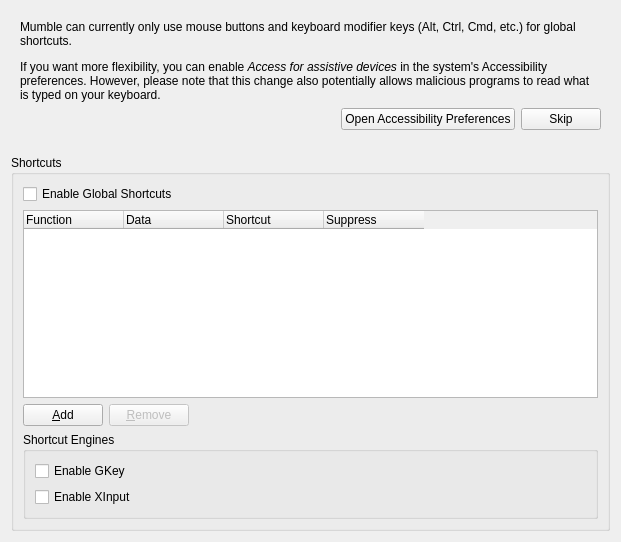
Above: src/mumble/GlobalShortcut.ui from mkrautz/mumble before the change. Below: the same form after it.
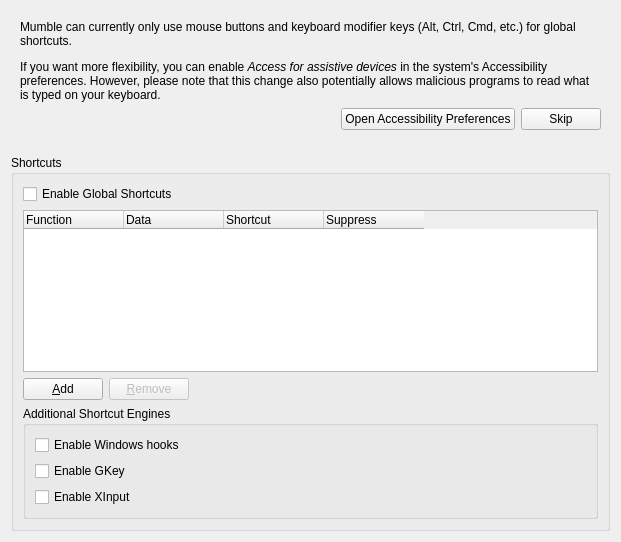
That is the form after the change.

Commit message: GlobalShortcut: add ability to configure winhooks.

Patch:
```diff
--- a/src/mumble/GlobalShortcut.ui
+++ b/src/mumble/GlobalShortcut.ui
@@ -212,9 +212,19 @@
          <string>&lt;p&gt;This section allows you to configure the availability of additional GlobalShortcut engines.&lt;/p&gt;</string>
         </property>
         <property name="title">
-         <string>Shortcut Engines</string>
+         <string>Additional Shortcut Engines</string>
         </property>
         <layout class="QVBoxLayout" name="verticalLayout_5">
+         <item>
+          <widget class="QCheckBox" name="qcbEnableWinHooks">
+           <property name="whatsThis">
+            <string>This setting enables the Windows hooks shortcut engine.</string>
+           </property>
+           <property name="text">
+            <string>Enable Windows hooks</string>
+           </property>
+          </widget>
+         </item>
          <item>
           <widget class="QCheckBox" name="qcbEnableGKey">
            <property name="whatsThis">
```
Left out of the diff: 4 changed lines with no effect on the pictures. The commit also changes 1 other file.
